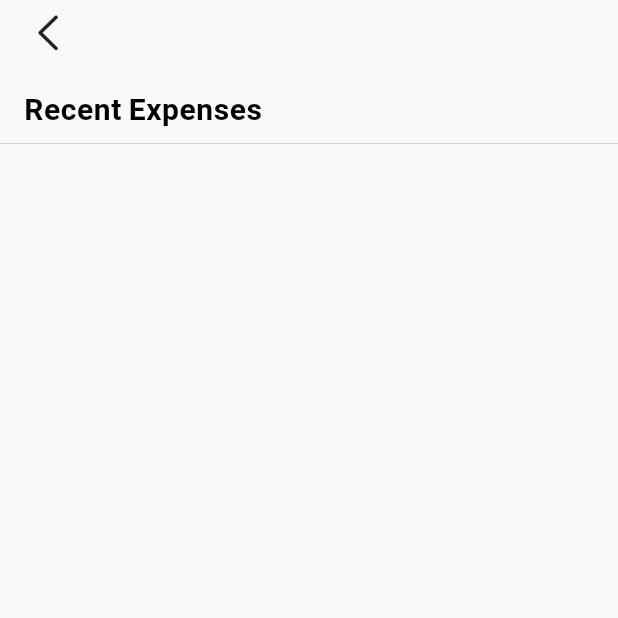
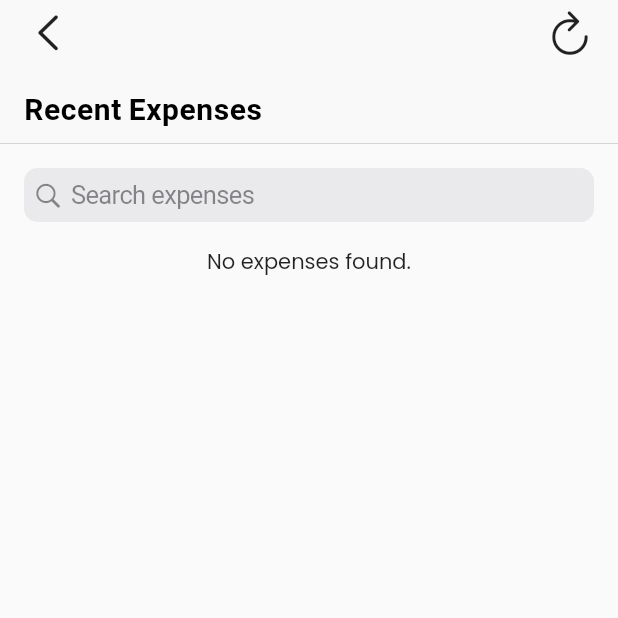
Before and after one commit to NabinGrz/Expense-Tracker-Riverpod, a Flutter app: the screen it shows after launch, after a tap on an icon or button, on a phone screen of 412 x 824 dp, the top half of it. Run offline on Flutter 3.47's test engine with Material 3 defaults, Android fonts, the phone set to English and light mode, and no system bars; our stand-ins replace cloud_firestore, firebase_core, flutter_svg, flutter_svg_provider, fluttertoast, google_fonts and 2 more; missing offline and left inert: haptic_feedback; accounts and stored records are empty; Roboto replaces fonts that are missing (Manrope).

Commit message:
feat: complete search integration

```diff
--- /dev/null
+++ b/lib/features/home/provider/search_provider.dart
@@ -0,0 +1,71 @@
+import 'package:cloud_firestore/cloud_firestore.dart';
+import 'package:flutter/cupertino.dart';
+import 'package:hooks_riverpod/hooks_riverpod.dart';
+
+import '../../../models/expense_model.dart';
+
+final searchProvider = ChangeNotifierProvider((ref) => SearchNotifier());
+
+class SearchNotifier extends ChangeNotifier {
+  List<DocumentSnapshot> documents = [];
+  List<DocumentSnapshot> filteredDocuments = [];
+  DocumentSnapshot? lastDocument;
+  bool isLoading = false;
+  bool hasMoreData = true;
+
+  void setLoading(bool loading) {
+    isLoading = loading;
+    notifyListeners();
+  }
+
+  void filterExpenses(String query) {
+    if (query.isEmpty) {
+      filteredDocuments = List.from(documents);
+    } else {
+      filteredDocuments = documents.where((doc) {
+        final expense = Expense.fromMap(doc.data() as Map<String, dynamic>);
+        return expense.name.toLowerCase().contains(query.toLowerCase());
+      }).toList();
+    }
+    notifyListeners();
+  }
+
+  Future<void> fetchSearchResults(String query) async {
+    isLoading = true;
+    notifyListeners();
+
+    final snapshot =
+        await FirebaseFirestore.instance.collection('expenses').get();
+
+    List<DocumentSnapshot> filteredExpenses = snapshot.docs.where((doc) {
+      final name = doc['name'] as String;
+      return name.toLowerCase().contains(query);
+    }).toList();
+    if (snapshot.docs.isNotEmpty) {
+      filteredDocuments = filteredExpenses;
+      hasMoreData = false;
+    } else {
+      filteredDocuments = [];
+      hasMoreData = false;
+    }
+    isLoading = false;
+    notifyListeners();
+  }
+
+  void updateExpenses({
+    required List<DocumentSnapshot> newDocuments,
+    DocumentSnapshot? newLastDocument,
+    required bool hasMore,
+  }) {
+    documents.addAll(newDocuments);
+    lastDocument = newLastDocument;
+    hasMoreData = hasMore;
+    filterExpenses('');
+    notifyListeners();
+  }
+
+  void setHasMoreData(bool hasMore) {
+    hasMoreData = hasMore;
+    notifyListeners();
+  }
+}
--- a/lib/features/home/screen/search_screen.dart
+++ b/lib/features/home/screen/search_screen.dart
@@ -1,105 +1,157 @@
 import 'package:cloud_firestore/cloud_firestore.dart';
 import 'package:flutter/cupertino.dart';
 import 'package:flutter/material.dart';
+import 'package:hooks_riverpod/hooks_riverpod.dart';
 
 import '../../../helper/expense_query_helper.dart';
 import '../../../models/expense_model.dart';
 import '../../../shared/widget/expense_tile.dart';
+import '../provider/search_provider.dart';
 
-class SearchExpenseScreen extends StatefulWidget {
+class SearchExpenseScreen extends ConsumerStatefulWidget {
   const SearchExpenseScreen({super.key});
 
   @override
   _SearchExpenseScreenState createState() => _SearchExpenseScreenState();
 }
 
-class _SearchExpenseScreenState extends State<SearchExpenseScreen> {
-  final List<DocumentSnapshot> _documents = [];
+class _SearchExpenseScreenState extends ConsumerState<SearchExpenseScreen> {
   final ScrollController _scrollController = ScrollController();
-  DocumentSnapshot? _lastDocument;
-  bool _isLoading = false;
-  bool _hasMoreData = true;
-  final int _limit = 20;
+  final TextEditingController _searchController = TextEditingController();
+
+  SearchNotifier get searchProviderNotifier =>
+      ref.read(searchProvider.notifier);
 
   @override
   void initState() {
     super.initState();
+    WidgetsBinding.instance.addPostFrameCallback((_) {
       _loadExpenses();
 
       _scrollController.addListener(() {
         if (_scrollController.position.pixels >=
                 _scrollController.position.maxScrollExtent * 0.9 &&
-          !_isLoading &&
-          _hasMoreData) {
+            !searchProviderNotifier.isLoading &&
+            searchProviderNotifier.hasMoreData) {
           _loadExpenses();
         }
+      });
+
+      _searchController.addListener(() {
+        final query = _searchController.text;
+        if (query.isEmpty) {
+          searchProviderNotifier.filterExpenses('');
+        } else {
+          searchProviderNotifier.fetchSearchResults(query);
+        }
+      });
     });
   }
 
   Future<void> _loadExpenses() async {
-    setState(() {
-      _isLoading = true;
-    });
+    if (_searchController.text.isEmpty) {
+      searchProviderNotifier.setLoading(true);
 
       final snapshot = await ExpenseQueryHelper.getPaginatedExpenseAsFuture(
         collectionPath: 'expenses',
-      limit: _limit,
-      lastDocument: _lastDocument,
+        limit: 20,
+        lastDocument: searchProviderNotifier.lastDocument,
       );
 
       if (snapshot != null && snapshot.docs.isNotEmpty) {
-      setState(() {
-        _documents.addAll(snapshot.docs);
-        _lastDocument = snapshot.docs.last;
-        _hasMoreData = snapshot.docs.length == _limit;
-        _isLoading = false;
-      });
+        searchProviderNotifier.updateExpenses(
+          newDocuments: snapshot.docs,
+          newLastDocument: snapshot.docs.last,
+          hasMore: snapshot.docs.length == 20,
+        );
       } else {
-      setState(() {
-        _hasMoreData = false;
-        _isLoading = false;
-      });
+        searchProviderNotifier.setHasMoreData(false);
+      }
+      searchProviderNotifier.setLoading(false);
     }
   }
 
   @override
   void dispose() {
     _scrollController.dispose();
+    _searchController.dispose();
     super.dispose();
   }
 
   @override
   Widget build(BuildContext context) {
+    final searchState = ref.watch(searchProvider);
+
     return Scaffold(
       body: CustomScrollView(
         controller: _scrollController,
         slivers: [
           CupertinoSliverNavigationBar(
             leading: InkWell(
-              onTap: () => Navigator.of(context).pop(),
+              onTap: () {
+                Navigator.of(context).pop();
+                FocusScope.of(context).unfocus();
+              },
               child: const Icon(CupertinoIcons.left_chevron),
             ),
-            alwaysShowMiddle: true,
             largeTitle: const Text(
               'Recent Expenses',
               style: TextStyle(fontFamily: 'Manrope', fontSize: 20),
             ),
+            trailing: InkWell(
+              onTap: () {
+                _loadExpenses();
+                FocusScope.of(context).unfocus();
+              },
+              child: const Icon(
+                CupertinoIcons.refresh,
               ),
-          SliverFixedExtentList(
-            itemExtent: 60.0,
+            ),
+          ),
+          SliverToBoxAdapter(
+            child: Padding(
+              padding: const EdgeInsets.all(16.0),
+              child: CupertinoSearchTextField(
+                controller: _searchController,
+                placeholder: 'Search expenses',
+                style: const TextStyle(color: CupertinoColors.black),
+                onSuffixTap: () {
+                  _searchController.clear();
+                  FocusScope.of(context).unfocus();
+                  _loadExpenses();
+                },
+              ),
+            ),
+          ),
+          SliverToBoxAdapter(
+            child: searchState.isLoading
+                ? const LinearProgressIndicator()
+                : const SizedBox.shrink(),
+          ),
+          SliverList(
             delegate: SliverChildBuilderDelegate(
-              (BuildContext context, int index) {
-                if (index < _documents.length) {
+              (context, index) {
+                if (index < searchState.filteredDocuments.length) {
                   final expense = Expense.fromMap(
-                      _documents[index].data() as Map<String, dynamic>);
-                  return ExpenseTile(expenseData: expense, isFilter: false);
-                } else if (_isLoading) {
-                  return const Center(child: CircularProgressIndicator());
+                    searchState.filteredDocuments[index].data()
+                        as Map<String, dynamic>,
+                  );
+                  return Padding(
+                    padding: const EdgeInsets.symmetric(
+                        horizontal: 16.0, vertical: 4.0),
+                    child: ExpenseTile(expenseData: expense, isFilter: false),
+                  );
                 } else {
                   return const SizedBox.shrink();
                 }
               },
-              childCount: _documents.length + (_hasMoreData ? 1 : 0),
+              childCount: searchState.filteredDocuments.length,
+            ),
+          ),
+          if (!searchState.hasMoreData && searchState.filteredDocuments.isEmpty)
+            const SliverToBoxAdapter(
+              child: Center(
+                child: Text('No expenses found.'),
               ),
             ),
         ],
--- a/lib/features/home/widgets/search_text_field.dart
+++ b/lib/features/home/widgets/search_text_field.dart
@@ -1,3 +1,4 @@
+import 'package:flutter/cupertino.dart';
 import 'package:flutter/material.dart';
 import 'package:flutter_svg/svg.dart';
 
@@ -21,7 +22,7 @@ class SearchTextField extends StatelessWidget {
 
   @override
   Widget build(BuildContext context) {
-    return TextFormField(
+    return CupertinoSearchTextField(
       controller: searchController,
       onChanged: (value) {
         if (value.isNotEmpty) {
@@ -36,33 +37,11 @@ class SearchTextField extends StatelessWidget {
           controller.sortedExpenseSubject.add(originalExpenseList);
         }
       },
-      decoration: InputDecoration(
-        prefixIcon: Padding(
-          padding: const EdgeInsets.all(8.0),
-          child: SvgPicture.asset("assets/images/search.svg"),
-        ),
-        suffixIcon: InkWell(
-          onTap: () {
-            controller.sortedExpenseSubject.add(originalExpenseList);
-            searchController.clear();
-            FocusScope.of(context).unfocus();
-          },
-          child: const Padding(
-            padding: EdgeInsets.all(8.0),
-            child: Icon(Icons.clear),
-          ),
-        ),
-        contentPadding:
-            const EdgeInsets.symmetric(horizontal: 10, vertical: 18),
-        hintText: "Search...",
-        hintStyle: const TextStyle(
-          color: Colors.grey,
-          fontWeight: FontWeight.w200,
-        ),
-        border: OutlineInputBorder(
-          borderRadius: BorderRadius.circular(8),
-        ),
-      ),
+      onSuffixTap: () {
+        controller.sortedExpenseSubject.add(originalExpenseList);
+        searchController.clear();
+        FocusScope.of(context).unfocus();
+      },
     );
   }
 }
--- a/lib/helper/firebase_query_handler.dart
+++ b/lib/helper/firebase_query_handler.dart
@@ -63,7 +63,7 @@ class FirebaseQueryHelper {
     try {
       var query = firebaseFireStore
           .collection(collectionPath)
-          .orderBy('createAt')
+          .orderBy('createAt', descending: true)
           .limit(limit);
 
       // If lastDocument is provided, start the query after this document
```
Also changed, not shown: lib/shared/widget/expense_tile.dart (+3 -10 lines). Lines whose indentation alone changed are shown as unchanged.
